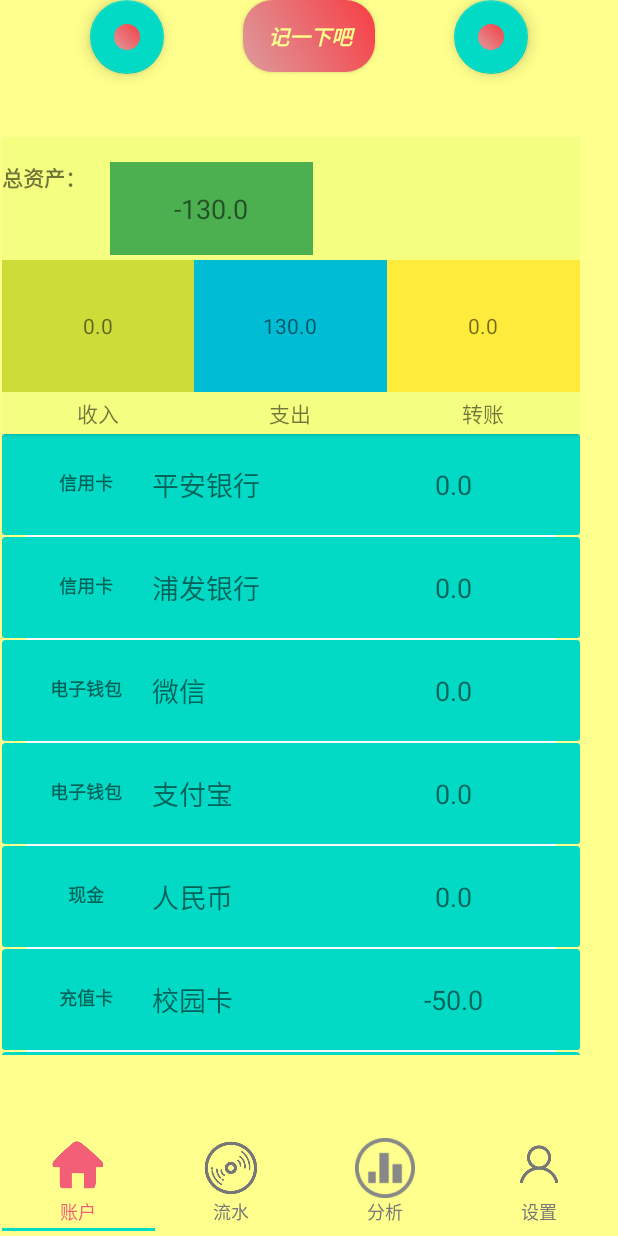
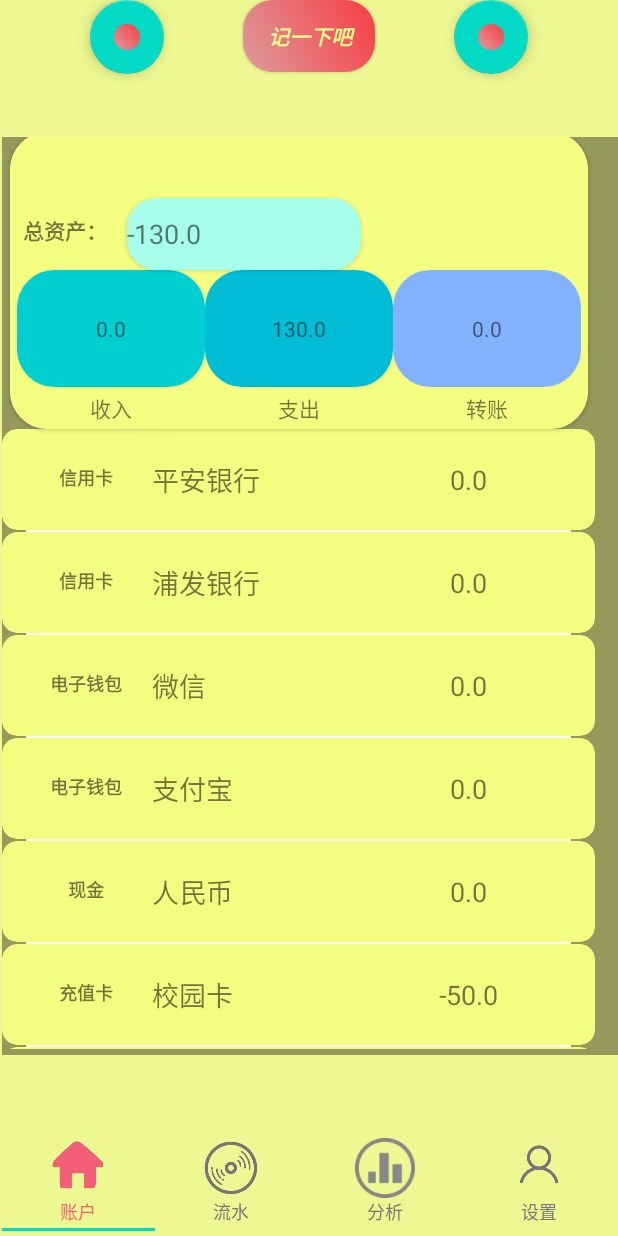
Before and after one commit to CMathmo/software-engineering, an Android app: the screen it shows after launch (MainActivity), on a phone screen of 412 x 824 dp. Run offline under Robolectric (Android 15) with nearby library versions, the phone set to English and light mode, and no system bars; our stand-ins replace Room's generated code; 2 statements that could not run were skipped.

Commit message:
UI设计稍微阳间了一点

```diff
--- /dev/null
+++ b/t_Book/app/src/main/res/drawable-v21/divider.xml
@@ -0,0 +1,7 @@
+<?xml version="1.0" encoding="utf-8"?>
+<shape xmlns:android="http://schemas.android.com/apk/res/android"
+    android:shape="rectangle">
+
+    <solid android:color="?android:attr/colorBackground" />
+    <size android:height="1dp"/>
+</shape>
--- a/t_Book/app/src/main/res/layout/activity_add.xml
+++ b/t_Book/app/src/main/res/layout/activity_add.xml
@@ -170,6 +170,7 @@
 
 
         <Button
+            android:background="@drawable/text_shape"
             android:id="@+id/save_button"
             android:layout_width="match_parent"
             android:layout_height="wrap_content"
--- a/t_Book/app/src/main/res/layout/activity_show.xml
+++ b/t_Book/app/src/main/res/layout/activity_show.xml
@@ -4,7 +4,7 @@
     xmlns:tools="http://schemas.android.com/tools"
     android:layout_width="match_parent"
     android:layout_height="match_parent"
-    android:background="#FFFF8D"
+    android:background="#DDEDF883"
     android:fitsSystemWindows="true"
     android:orientation="vertical">
 
--- a/t_Book/app/src/main/res/layout/fragment_account.xml
+++ b/t_Book/app/src/main/res/layout/fragment_account.xml
@@ -4,12 +4,14 @@
     xmlns:tools="http://schemas.android.com/tools"
     android:id="@+id/frameLayout"
     android:layout_width="match_parent"
-    android:layout_height="match_parent">
+    android:layout_height="match_parent"
+    android:background="@color/material_on_background_disabled">
 
     <androidx.constraintlayout.widget.ConstraintLayout
         android:layout_width="wrap_content"
         android:layout_height="wrap_content"
         android:layout_gravity="center"
+        android:layout_marginBottom="4dp"
         app:layout_constraintBottom_toBottomOf="parent"
         app:layout_constraintStart_toStartOf="parent">
 
@@ -17,6 +19,7 @@
             android:id="@+id/cardView"
             android:layout_width="385dp"
             android:layout_height="198dp"
+            app:cardCornerRadius="25dp"
             app:layout_constraintEnd_toEndOf="parent"
             app:layout_constraintStart_toStartOf="parent"
             app:layout_constraintTop_toTopOf="parent">
@@ -27,8 +30,65 @@
                 android:background="#F4FF81">
 
                 <LinearLayout
+                    android:id="@+id/linearLayout2"
+                    android:layout_width="wrap_content"
+                    android:layout_height="78dp"
+                    android:layout_gravity="center"
+                    android:orientation="horizontal"
+                    app:layout_constraintBottom_toTopOf="@+id/linearLayout"
+                    app:layout_constraintEnd_toEndOf="parent"
+                    app:layout_constraintStart_toStartOf="parent">
+
+                    <androidx.cardview.widget.CardView
+                        android:layout_width="125dp"
+                        android:layout_height="match_parent"
+                        app:cardCornerRadius="25dp">
+
+                        <TextView
+                            android:id="@+id/text_income"
+                            android:layout_width="125dp"
+                            android:layout_height="match_parent"
+                            android:layout_weight="1"
+                            android:background="#00CED1"
+                            android:gravity="center"
+                            android:theme="@style/rect" />
+                    </androidx.cardview.widget.CardView>
+
+                    <androidx.cardview.widget.CardView
+                        android:layout_width="125dp"
+                        android:layout_height="match_parent"
+                        android:layout_weight="1"
+                        app:cardCornerRadius="25dp">
+
+                        <TextView
+                            android:id="@+id/text_outcome"
+                            android:layout_width="125dp"
+                            android:layout_height="match_parent"
+                            android:layout_weight="1"
+                            android:background="#00BCD4"
+                            android:gravity="center" />
+                    </androidx.cardview.widget.CardView>
+
+                    <androidx.cardview.widget.CardView
+                        android:layout_width="125dp"
+                        android:layout_height="match_parent"
+                        app:cardCornerRadius="25dp">
+
+                        <TextView
+                            android:id="@+id/text_transaction"
+                            android:layout_width="125dp"
+                            android:layout_height="match_parent"
+                            android:layout_weight="1"
+                            android:background="#82B1FF"
+                            android:gravity="center" />
+
+                    </androidx.cardview.widget.CardView>
+
+                </LinearLayout>
+
+                <LinearLayout
                     android:id="@+id/linearLayout"
-                    android:layout_width="0dp"
+                    android:layout_width="wrap_content"
                     android:layout_height="28dp"
                     android:gravity="center"
                     android:orientation="horizontal"
@@ -61,77 +121,53 @@
                         android:text="转账" />
                 </LinearLayout>
 
-                <LinearLayout
-                    android:id="@+id/linearLayout2"
-                    android:layout_width="0dp"
-                    android:layout_height="88dp"
-                    android:layout_gravity="center"
-                    android:orientation="horizontal"
-                    app:layout_constraintBottom_toTopOf="@+id/linearLayout"
-                    app:layout_constraintEnd_toEndOf="parent"
-                    app:layout_constraintStart_toStartOf="parent">
+                <androidx.cardview.widget.CardView
+                    android:layout_width="156dp"
+                    android:layout_height="wrap_content"
+                    android:layout_marginStart="8dp"
+                    app:cardBackgroundColor="#FFFFFF"
+                    app:cardCornerRadius="20dp"
+                    app:layout_constraintBottom_toTopOf="@+id/linearLayout2"
+                    app:layout_constraintStart_toEndOf="@+id/textView18">
 
                     <TextView
-                        android:id="@+id/text_income"
-                        android:layout_width="125dp"
-                        android:layout_height="match_parent"
-                        android:layout_weight="1"
-                        android:background="#CDDC39"
-                        android:gravity="center" />
+                        android:id="@+id/text_liability"
+                        android:layout_width="match_parent"
+                        android:layout_height="48dp"
+                        android:background="#A7FFEB"
+                        android:gravity="center"
+                        android:text="Liability"
+                        android:textAlignment="textStart"
+                        android:textSize="18sp" />
 
-                    <TextView
-                        android:id="@+id/text_outcome"
-                        android:layout_width="125dp"
-                        android:layout_height="match_parent"
-                        android:layout_weight="1"
-                        android:background="#00BCD4"
-                        android:gravity="center" />
-
-                    <TextView
-                        android:id="@+id/text_transaction"
-                        android:layout_width="125dp"
-                        android:layout_height="match_parent"
-                        android:layout_weight="1"
-                        android:background="#FFEB3B"
-                        android:gravity="center" />
-                </LinearLayout>
-
-                <TextView
-                    android:id="@+id/text_liability"
-                    android:layout_width="135dp"
-                    android:layout_height="62dp"
-                    android:layout_marginStart="72dp"
-                    android:background="#4CAF50"
-                    android:gravity="center"
-                    android:text="Liability"
-                    android:textSize="18sp"
-                    app:layout_constraintBottom_toTopOf="@+id/linearLayout2"
-                    app:layout_constraintStart_toStartOf="parent"
-                    app:layout_constraintTop_toTopOf="parent"
-                    app:layout_constraintVertical_bias="0.842" />
+                </androidx.cardview.widget.CardView>
 
                 <TextView
                     android:id="@+id/textView18"
                     android:layout_width="66dp"
                     android:layout_height="29dp"
-                    android:layout_marginTop="16dp"
+                    android:layout_marginStart="4dp"
+                    android:layout_marginBottom="12dp"
+                    android:gravity="center"
                     android:text="总资产："
                     android:textSize="14sp"
                     android:textStyle="bold"
-                    app:layout_constraintStart_toStartOf="parent"
-                    app:layout_constraintTop_toTopOf="parent" />
+                    app:layout_constraintBottom_toTopOf="@+id/linearLayout2"
+                    app:layout_constraintStart_toStartOf="parent" />
             </androidx.constraintlayout.widget.ConstraintLayout>
 
         </androidx.cardview.widget.CardView>
 
         <androidx.recyclerview.widget.RecyclerView
             android:id="@+id/recycle_account"
-            android:layout_width="0dp"
-            android:layout_height="444dp"
+            android:layout_width="395dp"
+            android:layout_height="421dp"
+            app:layout_constraintBottom_toBottomOf="parent"
             app:layout_constraintEnd_toEndOf="parent"
             app:layout_constraintHorizontal_bias="0.0"
             app:layout_constraintStart_toStartOf="parent"
-            app:layout_constraintTop_toBottomOf="@+id/cardView" />
+            app:layout_constraintTop_toBottomOf="@+id/cardView"
+            app:layout_constraintVertical_bias="0.0" />
 
     </androidx.constraintlayout.widget.ConstraintLayout>
 
--- a/t_Book/app/src/main/res/layout/recycle_account_view.xml
+++ b/t_Book/app/src/main/res/layout/recycle_account_view.xml
@@ -14,8 +14,8 @@
         android:layout_width="0dp"
         android:layout_height="wrap_content"
         android:layout_gravity="center"
-        android:layout_marginBottom="0dp"
-        app:cardBackgroundColor="@color/design_default_color_secondary"
+        app:cardBackgroundColor="#F4FF81"
+        app:cardCornerRadius="10dp"
         app:layout_constraintBottom_toBottomOf="parent"
         app:layout_constraintEnd_toEndOf="parent"
         app:layout_constraintHorizontal_bias="0.37"
--- /dev/null
+++ b/t_Book/app/src/main/res/values/attr.xml
@@ -0,0 +1,4 @@
+<?xml version="1.0" encoding="utf-8"?>
+<resources>
+    <attr name="shapeColor" format="color"/>
+</resources>
--- a/t_Book/app/src/main/res/values/styles.xml
+++ b/t_Book/app/src/main/res/values/styles.xml
@@ -1,6 +1,14 @@
 <resources>
     <!-- Base application theme. -->
     <style name="AppTheme" parent="Theme.AppCompat.Light.DarkActionBar">
+        <!-- Customize your theme here. -->
+        <item name="colorPrimary">@color/colorPrimary</item>
+        <item name="colorPrimaryDark">@color/colorPrimaryDark</item>
+        <item name="colorAccent">@color/colorAccent</item>
+
+    </style>
+
+    <style name="AppTheme2" parent="Theme.AppCompat.Light.DarkActionBar">
         <!-- Customize your theme here. -->
         <item name="colorPrimary">@color/colorPrimary</item>
         <item name="colorPrimaryDark">@color/colorPrimaryDark</item>
@@ -16,4 +24,8 @@
 
     <style name="AppTheme.PopupOverlay" parent="ThemeOverlay.AppCompat.Light" />
 
+    <style name="rect">
+        <item name="shapeColor">#00CED1</item>
+    </style>
+
 </resources>
```
Also changed, not shown: t_Book/app/src/main/AndroidManifest.xml (+6 -1 lines), t_Book/app/src/main/res/drawable/text_shape.xml (added, +10 -0 lines), t_Book/app/src/main/res/layout/fragment_analysis.xml (+19 -10 lines), t_Book/app/src/main/res/layout/recycle_other_view.xml (+11 -14 lines).
